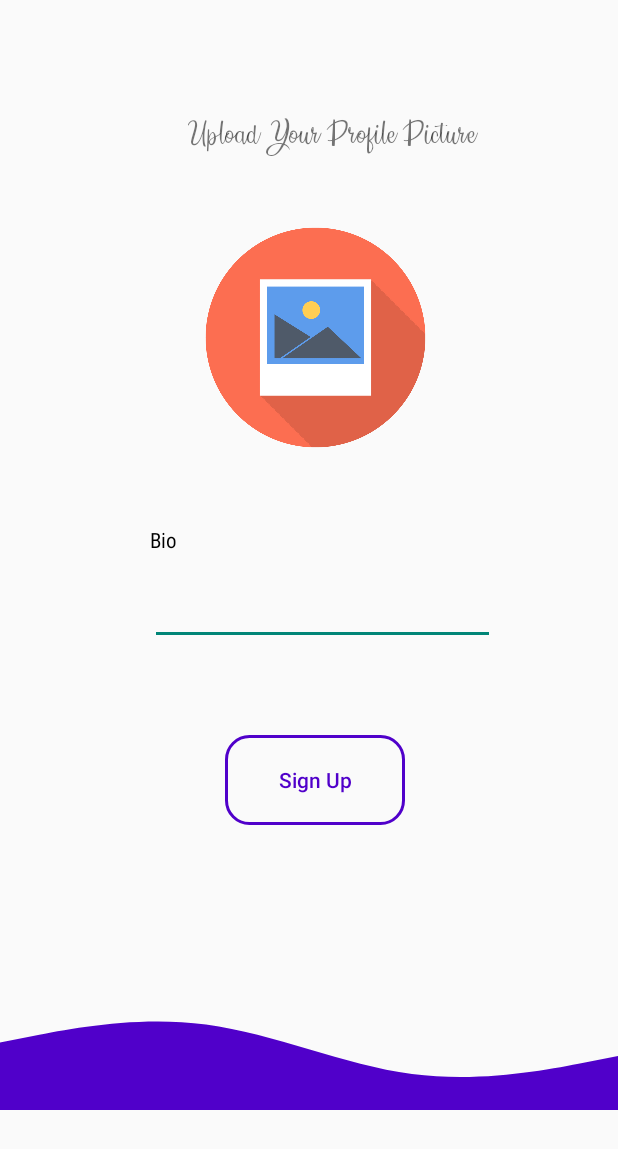
After one commit to kaushikpuka1998/TinderClone-Java-, an Android app: the SignupImageActivity screen opened directly, with no data from a screen before it, on a phone screen of 412 x 824 dp. The commit adds this screen. Shown: the top 1149 px of the screen. Run offline under Robolectric (Android 15) with nearby library versions, the phone set to English and light mode, and no system bars; our stand-ins replace Firebase (no records; nobody signed in at launch, a user with empty details on screens opened directly).

Commit message:
Picture of user and bio update,As well as picture upload into Firebase storage

```diff
--- a/app/src/main/AndroidManifest.xml
+++ b/app/src/main/AndroidManifest.xml
@@ -9,6 +9,9 @@
         android:roundIcon="@mipmap/ic_launcher_round"
         android:supportsRtl="true"
         android:theme="@style/Theme.TinderC.daylight">
+        <activity
+            android:name=".SignupImageActivity"
+            android:exported="true" />
         <activity
             android:name=".MainPageActivity"
             android:exported="true" />
--- /dev/null
+++ b/app/src/main/java/com/kgstrivers/tinderc/SignupImageActivity.java
@@ -0,0 +1,199 @@
+package com.kgstrivers.tinderc;
+
+import androidx.annotation.NonNull;
+import androidx.annotation.Nullable;
+import androidx.appcompat.app.AppCompatActivity;
+
+import android.content.ContentResolver;
+import android.content.Intent;
+import android.net.Uri;
+import android.os.Bundle;
+import android.view.View;
+import android.webkit.MimeTypeMap;
+import android.widget.Button;
+import android.widget.EditText;
+import android.widget.ImageView;
+import android.widget.Toast;
+
+import com.google.android.gms.tasks.OnCompleteListener;
+import com.google.android.gms.tasks.OnFailureListener;
+import com.google.android.gms.tasks.OnSuccessListener;
+import com.google.android.gms.tasks.Task;
+import com.google.firebase.auth.AuthResult;
+import com.google.firebase.auth.FirebaseAuth;
+import com.google.firebase.database.DatabaseReference;
+import com.google.firebase.database.FirebaseDatabase;
+import com.google.firebase.storage.FirebaseStorage;
+import com.google.firebase.storage.OnProgressListener;
+import com.google.firebase.storage.StorageReference;
+import com.google.firebase.storage.UploadTask;
+import com.kgstrivers.tinderc.Model.Logind;
+import com.kgstrivers.tinderc.Model.Users;
+
+import java.text.DateFormat;
+import java.text.SimpleDateFormat;
+import java.util.Calendar;
+
+public class SignupImageActivity extends AppCompatActivity {
+
+
+    String email,pass,name,sex;
+
+    FirebaseAuth mAuth;
+    ImageView imageView;
+
+    Button Signup;
+    StorageReference storageRef;
+
+    private Uri imguri;
+    EditText bio;
+
+    @Override
+    protected void onActivityResult(int requestCode, int resultCode, @Nullable Intent data) {
+        super.onActivityResult(requestCode, resultCode, data);
+
+        if(requestCode == 2 && resultCode == RESULT_OK && data!=null)
+        {
+            imguri = data.getData();
+            imageView.setImageURI(imguri);
+        }
+    }
+
+    @Override
+    protected void onCreate(Bundle savedInstanceState) {
+        super.onCreate(savedInstanceState);
+        setContentView(R.layout.activity_signup_image);
+
+
+        initialize();
+
+        Intent i = getIntent();
+        email = i.getStringExtra("email");
+        pass = i.getStringExtra("pass");
+        name = i.getStringExtra("name");
+        sex = i.getStringExtra("sex");
+
+
+
+        imageView.setOnClickListener(new View.OnClickListener() {
+            @Override
+            public void onClick(View v) {
+                Intent galleryIntent = new Intent();
+
+                galleryIntent.setAction(Intent.ACTION_GET_CONTENT);
+                galleryIntent.setType("image/*");
+                startActivityForResult(galleryIntent,2);
+            }
+        });
+
+        Signup.setOnClickListener(new View.OnClickListener() {
+            @Override
+            public void onClick(View v) {
+                if(mAuth != null) {
+                    mAuth.createUserWithEmailAndPassword(email, pass).addOnCompleteListener(SignupImageActivity.this, new OnCompleteListener<AuthResult>() {
+                        @Override
+                        public void onComplete(@NonNull Task<AuthResult> task) {
+                            if (!task.isSuccessful()) {
+                                Toast.makeText(SignupImageActivity.this, "Sign Up Error:", Toast.LENGTH_SHORT).show();
+                            } else {
+
+
+                                if(imguri!=null)
+                                {
+
+                                    uploadimage(imguri);
+                                }
+                                else
+                                {
+                                    Toast.makeText(getApplicationContext(), "Please Select a Picture", Toast.LENGTH_SHORT).show();
+                                }
+
+
+                            }
+                        }
+                    });
+                }
+                else
+                {
+                    Toast.makeText(getApplicationContext(), "Mauth Failed", Toast.LENGTH_SHORT).show();
+                }
+            }
+        });
+
+
+
+
+
+    }
+
+    private void uploadimage(Uri uri)
+    {
+        StorageReference storageReference = storageRef.child(System.currentTimeMillis() + "."+ getextention(uri));
+
+        storageReference.putFile(uri).addOnSuccessListener(new OnSuccessListener<UploadTask.TaskSnapshot>() {
+            @Override
+            public void onSuccess(UploadTask.TaskSnapshot taskSnapshot) {
+
+               storageReference.getDownloadUrl().addOnSuccessListener(new OnSuccessListener<Uri>() {
+                   @Override
+                   public void onSuccess(Uri peruri) {
+                       String userid = mAuth.getCurrentUser().getUid();
+                       DateFormat df = new SimpleDateFormat("EEE, d MMM yyyy, hh:mm::ss a");
+                       String date = df.format(Calendar.getInstance().getTime());
+
+                       Users userl = new Users(name, date,peruri.toString(),bio.getText().toString());
+
+
+                       DatabaseReference dataref = FirebaseDatabase.getInstance().getReference().child("Users").child(sex.toLowerCase()).child(userid).child("Users");
+
+                       dataref.setValue(userl);
+
+                       Logind userp = new Logind(mAuth.getCurrentUser().getEmail(), date);
+
+
+                       DatabaseReference dataref1 = FirebaseDatabase.getInstance().getReference().child("Siginandsignout").child(userid).child("Login");
+
+                       dataref1.setValue(userp);
+
+                       Toast.makeText(getApplicationContext(), "Sign up Successful", Toast.LENGTH_SHORT).show();
+                       //Toast.makeText(getApplicationContext(),"Image Uploaded Successfully",Toast.LENGTH_SHORT).show();
+
+                       Intent hj = new Intent(SignupImageActivity.this,MainPageActivity.class);
+                       startActivity(hj);
+                       finish();
+                       return;
+                   }
+               });
+            }
+        }).addOnProgressListener(new OnProgressListener<UploadTask.TaskSnapshot>() {
+            @Override
+            public void onProgress(@NonNull UploadTask.TaskSnapshot snapshot) {
+
+            }
+        }).addOnFailureListener(new OnFailureListener() {
+            @Override
+            public void onFailure(@NonNull Exception e) {
+                Toast.makeText(getApplicationContext(),"Image Upload Failed",Toast.LENGTH_SHORT).show();
+            }
+        });
+    }
+
+    private String getextention(Uri uri)
+    {
+        ContentResolver cr = getContentResolver();
+        MimeTypeMap mime  = MimeTypeMap.getSingleton();
+
+        return mime.getExtensionFromMimeType(cr.getType(uri));
+    }
+
+    private void initialize()
+    {
+
+        mAuth = FirebaseAuth.getInstance();
+        imageView = findViewById(R.id.signupimage);
+        storageRef= FirebaseStorage.getInstance().getReference();
+
+        Signup = findViewById(R.id.signupwhole);
+        bio = findViewById(R.id.Bio);
+    }
+}
--- /dev/null
+++ b/app/src/main/res/drawable/ic_wave_1_.xml
@@ -0,0 +1,9 @@
+<vector xmlns:android="http://schemas.android.com/apk/res/android"
+    android:width="1440dp"
+    android:height="320dp"
+    android:viewportWidth="1440"
+    android:viewportHeight="320">
+  <path
+      android:pathData="M0,160L80,144C160,128 320,96 480,117.3C640,139 800,213 960,234.7C1120,256 1280,224 1360,208L1440,192L1440,320L1360,320C1280,320 1120,320 960,320C800,320 640,320 480,320C320,320 160,320 80,320L0,320Z"
+      android:fillColor="#5000ca"/>
+</vector>
--- /dev/null
+++ b/app/src/main/res/layout/activity_signup_image.xml
@@ -0,0 +1,62 @@
+<?xml version="1.0" encoding="utf-8"?>
+<RelativeLayout xmlns:android="http://schemas.android.com/apk/res/android"
+    xmlns:app="http://schemas.android.com/apk/res-auto"
+    xmlns:tools="http://schemas.android.com/tools"
+    android:layout_width="match_parent"
+    android:layout_height="match_parent"
+    tools:context=".SignupImageActivity">
+
+
+    <TextView
+        android:layout_width="match_parent"
+        android:layout_height="wrap_content"
+        android:text="Upload Your Profile Picture"
+        android:fontFamily="@font/countryside"
+        android:layout_marginTop="75dp"
+        android:layout_marginLeft="125dp"/>
+
+    <ImageView
+        android:id="@+id/signupimage"
+        android:layout_width="150dp"
+        android:layout_height="150dp"
+        android:layout_marginLeft="135dp"
+        android:layout_marginTop="150dp"
+        android:src="@drawable/profile" />
+
+    <TextView
+        android:layout_width="match_parent"
+        android:layout_height="wrap_content"
+        android:layout_marginLeft="100dp"
+        android:layout_marginTop="350dp"
+        android:textColor="@color/black"
+        android:fontFamily="sans-serif-condensed"
+        android:text="Bio" />
+
+    <EditText
+        android:id="@+id/Bio"
+        android:layout_width="230dp"
+        android:layout_height="50dp"
+        android:layout_marginLeft="100dp"
+        android:layout_marginTop="380dp"
+        android:textColor="@color/black" />
+
+    <Button
+        android:id="@+id/signupwhole"
+        android:layout_width="120dp"
+        android:layout_height="60dp"
+        android:layout_marginLeft="150dp"
+        android:layout_marginTop="490dp"
+        android:background="@drawable/customsignupedittext"
+        android:text="Sign Up"
+        android:textAllCaps="false"
+        android:textColor="@color/Violet" />
+
+    <RelativeLayout
+        android:layout_width="match_parent"
+        android:layout_height="90dp"
+        android:layout_marginTop="650dp"
+        android:background="@drawable/ic_wave_1_" />
+
+
+
+</RelativeLayout>
```
Also changed, not shown: app/build.gradle (+7 -0 lines), app/src/main/java/com/kgstrivers/tinderc/Fragment/MainFragment.java (+4 -5 lines), app/src/main/java/com/kgstrivers/tinderc/MainPageActivity.java (+15 -2 lines), app/src/main/java/com/kgstrivers/tinderc/Model/Cards.java (+11 -2 lines), app/src/main/java/com/kgstrivers/tinderc/Model/Users.java (+20 -2 lines), app/src/main/java/com/kgstrivers/tinderc/SignUpActivity.java (+13 -30 lines), app/src/main/java/com/kgstrivers/tinderc/arrayAdapter.java (+7 -1 lines), app/src/main/res/drawable/ic_logout.xml (added, +26 -0 lines), app/src/main/res/drawable/uppertoolbar.xml (added, +7 -0 lines), app/src/main/res/layout/activity_main_page.xml (+34 -14 lines), app/src/main/res/layout/fragment_main.xml (+0 -13 lines), app/src/main/res/layout/item.xml (+16 -16 lines), app/src/main/res/drawable/profile.png (added).
